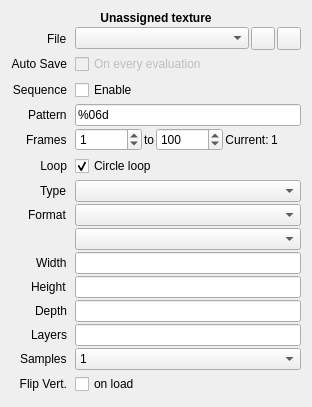
Before: the Qt Designer form src/session/TextureProperties.ui in houmain/gpupad, drawn with Qt 5.
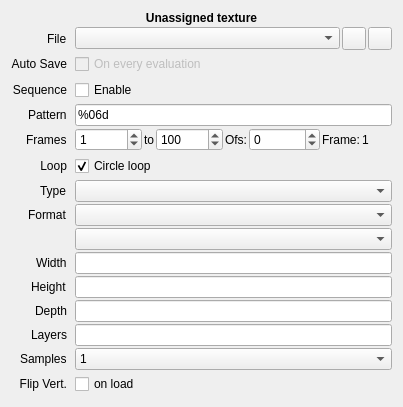
After: the same form once the commit is applied. Icons and pictures are not drawn. Custom widgets are drawn as their Qt base class.

Commit message:
Add sequence frame offset and improve texture sequence handling
Introduces a frameOffset property for texture sequences, updates UI and logic to support frame offsets, and ensures consistent handling of baseName for both single and sequence textures. Improves display and editor key logic for texture editors, updates file name resolution for sequences, and enhances the TextureProperties UI and logic for more robust sequence management. Also adds automatic evaluation triggers and display improvements for sequence textures throughout the application.

What changed in the file:
```diff
--- a/src/session/TextureProperties.ui
+++ b/src/session/TextureProperties.ui
@@ -228,10 +228,33 @@
           </property>
          </widget>
         </item>
+        <item>
+         <widget class="QLabel" name="labelOffset">
+          <property name="text">
+           <string>Ofs:</string>
+          </property>
+          <property name="alignment">
+           <set>Qt::AlignmentFlag::AlignCenter</set>
+          </property>
+         </widget>
+        </item>
+        <item>
+         <widget class="QSpinBox" name="frameOffset">
+          <property name="minimum">
+           <number>-999999</number>
+          </property>
+          <property name="maximum">
+           <number>999999</number>
+          </property>
+          <property name="value">
+           <number>0</number>
+          </property>
+         </widget>
+        </item>
         <item>
          <widget class="QLabel" name="labelCurrentFrame">
           <property name="text">
-           <string>Current:</string>
+           <string>Frame:</string>
           </property>
           <property name="alignment">
            <set>Qt::AlignmentFlag::AlignCenter</set>
```
The commit also changes 17 other files.
